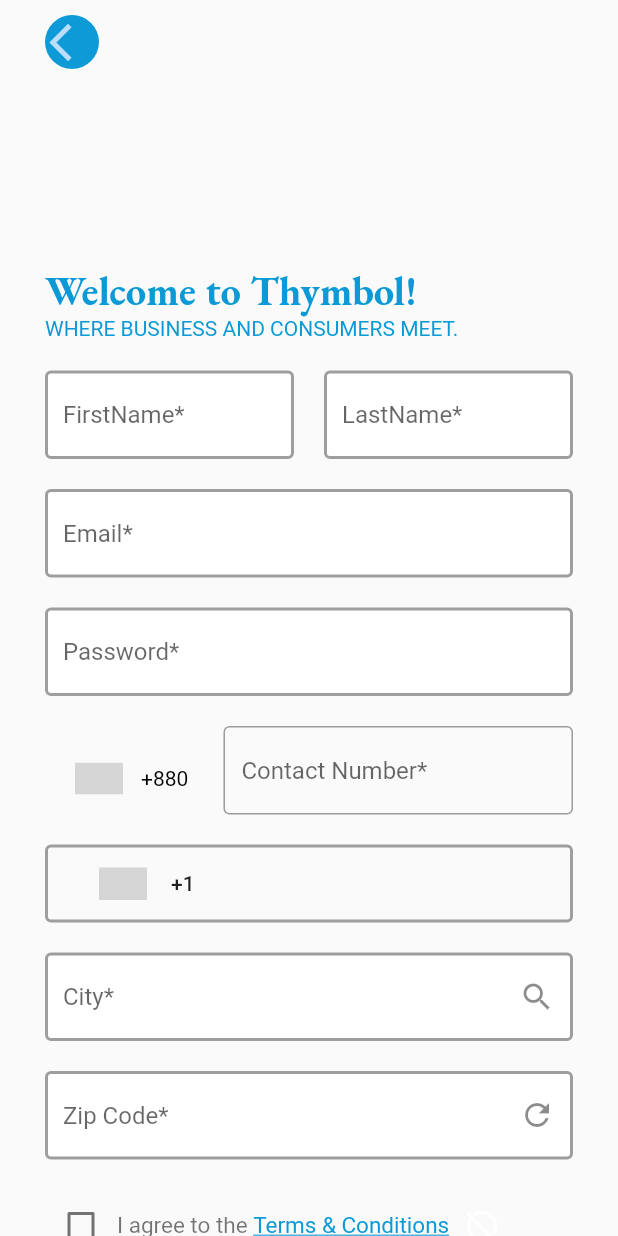
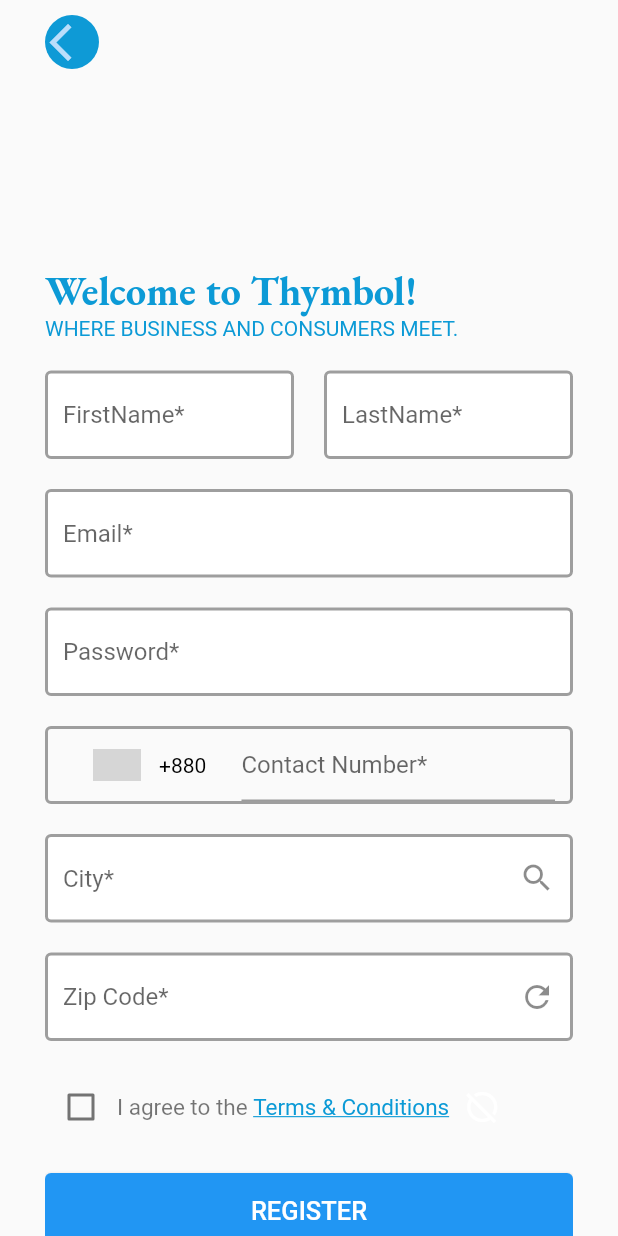
Before and after one commit to sakib151659/task2, a Flutter app: the SignUp screen opened directly, on a phone screen of 412 x 824 dp. Run offline on Flutter 3.47's test engine with Material 2 defaults, Android fonts, the phone set to English and light mode, and no system bars; drawn by our look-alikes of country_code_picker, intl_phone_number_input; our stand-ins replace animated_splash_screen, google_fonts, hexcolor; grey boxes are pictures that could not be loaded.

Commit message:
Signup Modified -> task 2 fully completed

```diff
--- a/lib/authenticate/signup.dart
+++ b/lib/authenticate/signup.dart
@@ -153,7 +153,18 @@ class _SignUpState extends State<SignUp> {
                       SizedBox(height: 20.0),
 
                       ////////////////// contact number field start
-                      InternationalPhoneNumberInput(
+                      Container(
+                        decoration: BoxDecoration(
+                          border: Border.all(
+                            color: Colors.grey,
+                            width: 2,
+                          ),
+                          borderRadius: BorderRadius.circular(4),
+                        ),
+
+                        padding: EdgeInsets.fromLTRB(10, 0, 10, 0),
+
+                        child: InternationalPhoneNumberInput(
                           onInputChanged: (PhoneNumber number) {
                             print(number.phoneNumber);
                           },
@@ -173,35 +184,37 @@ class _SignUpState extends State<SignUp> {
                           formatInput: false,
                           keyboardType:
                           TextInputType.numberWithOptions(signed: true, decimal: true),
-                        inputBorder: OutlineInputBorder(),
+                          //inputBorder: OutlineInputBorder(),
+
                           onSaved: (PhoneNumber number) {
                             print('On Saved: $number');
                           },
+                        ),
                       ),
 
 
                       ////////////// contact number filed end
 
-                      SizedBox(height: 20.0),
-                      /////////////// test new country code picker start
-                      Padding(
-                        padding: const EdgeInsets.all(0.0),
-
-
-                        child: Container(
-                          decoration: BoxDecoration(border: Border.all(color: Colors.grey, width: 2.0,),
-                            borderRadius: BorderRadius.circular(4),
-
-                          ),
-                          child: CountryCodePicker(
-                            initialSelection: 'US',
-                            showFlagDialog: true,
-                            showCountryOnly: true,
-                            alignLeft: true,
-                            padding: EdgeInsets.fromLTRB(10,0,10,0),
-                          ),
-                        ),
-                      ),
+                      // SizedBox(height: 20.0),
+                      // /////////////// test new country code picker start
+                      // Padding(
+                      //   padding: const EdgeInsets.all(0.0),
+                      //
+                      //
+                      //   child: Container(
+                      //     decoration: BoxDecoration(border: Border.all(color: Colors.grey, width: 2.0,),
+                      //       borderRadius: BorderRadius.circular(4),
+                      //
+                      //     ),
+                      //     child: CountryCodePicker(
+                      //       initialSelection: 'US',
+                      //       showFlagDialog: true,
+                      //       showCountryOnly: true,
+                      //       alignLeft: true,
+                      //       padding: EdgeInsets.fromLTRB(10,0,10,0),
+                      //     ),
+                      //   ),
+                      // ),
                       //////////// country code picker end
 
 
--- a/lib/main.dart
+++ b/lib/main.dart
@@ -1,25 +1,37 @@
 
 import 'package:flutter/material.dart';
+import 'package:flutter/services.dart';
 import 'package:hexcolor/hexcolor.dart';
 
 import 'authenticate/login.dart';
 import 'package:animated_splash_screen/animated_splash_screen.dart';
 void main() {
   runApp(MyApp());
+  SystemChrome.setSystemUIOverlayStyle(SystemUiOverlayStyle(
+    statusBarColor: Colors.transparent,
+  ));
 }
 
 class MyApp extends StatelessWidget {
   @override
   Widget build(BuildContext context) {
     return MaterialApp(
+
       title: "Test",
       home: AnimatedSplashScreen(
         splash: Image.asset('assets/appLogo.png'),
         nextScreen: LoginPage(),
         backgroundColor: HexColor("#0C9AD6"),
+        duration: 5,
         splashIconSize: 120,
 
+
+
       ),
+
     );
+
+
+
   }
 }
```
Lines whose indentation alone changed are shown as unchanged.
